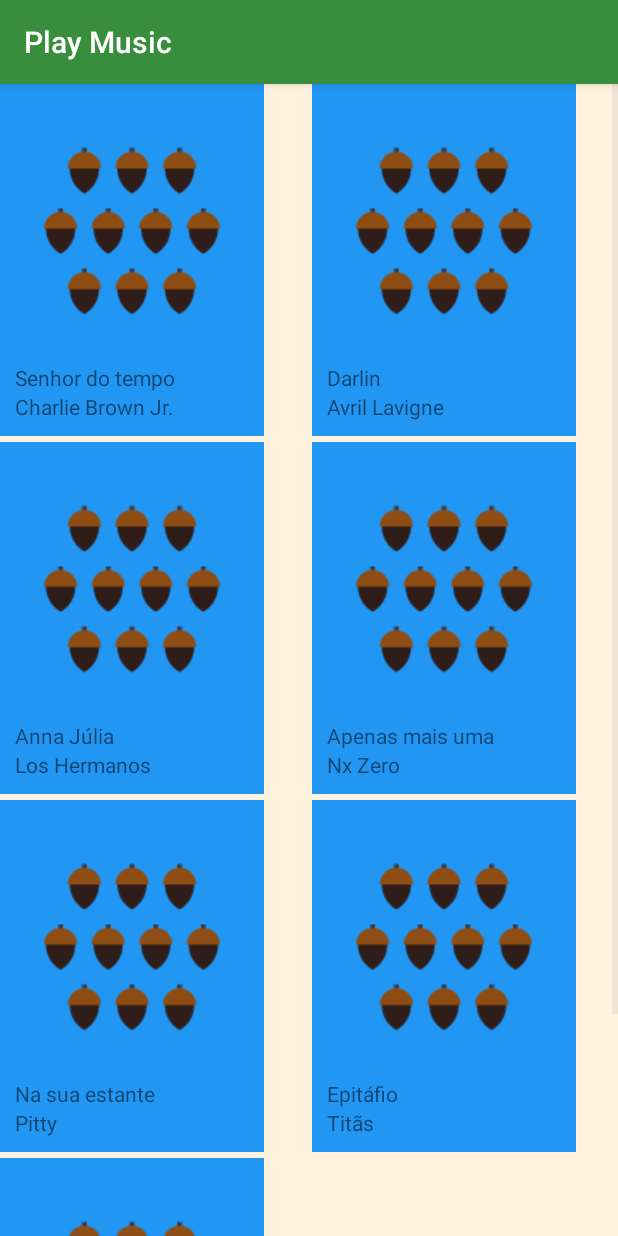
After one commit to rodrigoaalmeida/PayEstruturaProjeto, an Android app: the AlbunActivity screen opened directly, with no data from a screen before it, on a phone screen of 412 x 824 dp. The commit adds this screen. Run offline under Robolectric (Android 15) with nearby library versions, the phone set to English and light mode, and no system bars.

Commit message:
Botoes main funcionando

```diff
--- a/app/src/main/AndroidManifest.xml
+++ b/app/src/main/AndroidManifest.xml
@@ -16,7 +16,10 @@
                 <category android:name="android.intent.category.LAUNCHER" />
             </intent-filter>
         </activity>
-        <activity android:name=".MusicActivity"></activity>
+        <activity android:name=".MusicActivity" />
+        <activity android:name=".AlbunActivity" />
+        <activity android:name=".ArtistActivity" />
+        <activity android:name=".PlayMusicActivity"></activity>
     </application>
 
 </manifest>
--- /dev/null
+++ b/app/src/main/java/com/example/rodri/playestruturaprojeto/AlbunActivity.java
@@ -0,0 +1,32 @@
+package com.example.rodri.playestruturaprojeto;
+
+import android.support.v7.app.AppCompatActivity;
+import android.os.Bundle;
+import android.widget.GridView;
+import android.widget.ListView;
+
+import java.util.ArrayList;
+
+public class AlbunActivity extends AppCompatActivity {
+
+    @Override
+    protected void onCreate(Bundle savedInstanceState) {
+        super.onCreate(savedInstanceState);
+        setContentView(R.layout.activity_artist);
+
+        ArrayList<Music> albunList = new ArrayList<>();
+        albunList.add(new Music(R.drawable.number_ten, "Senhor do tempo", "Charlie Brown Jr."));
+        albunList.add(new Music(R.drawable.number_ten, "Darlin", "Avril Lavigne"));
+        albunList.add(new Music(R.drawable.number_ten, "Anna Júlia", "Los Hermanos"));
+        albunList.add(new Music(R.drawable.number_ten, "Apenas mais uma", "Nx Zero"));
+        albunList.add(new Music(R.drawable.number_ten, "Na sua estante", "Pitty"));
+        albunList.add(new Music(R.drawable.number_ten, "Epitáfio", "Titãs"));
+        albunList.add(new Music(R.drawable.number_ten, "O tempo não pára", "Cazuza"));
+
+        GridAdapter adapter = new GridAdapter(this, albunList);
+
+        GridView gridView = findViewById(R.id.grid_view);
+
+        gridView.setAdapter(adapter);
+    }
+}
--- /dev/null
+++ b/app/src/main/java/com/example/rodri/playestruturaprojeto/GridAdapter.java
@@ -0,0 +1,41 @@
+package com.example.rodri.playestruturaprojeto;
+
+import android.content.Context;
+import android.view.LayoutInflater;
+import android.view.View;
+import android.view.ViewGroup;
+import android.widget.ArrayAdapter;
+import android.widget.ImageView;
+import android.widget.TextView;
+
+import java.util.List;
+
+public class GridAdapter extends ArrayAdapter<Music> {
+
+    public GridAdapter(Context context, List<Music> musicList) {
+        super(context, 0, musicList);
+    }
+
+
+    @Override
+    public View getView(int position, View convertView, ViewGroup parent) {
+
+        View listViewItem = convertView;
+        if (listViewItem == null){
+            listViewItem = LayoutInflater.from(getContext()).inflate(R.layout.activity_albun, parent, false);
+        }
+
+        Music atualMusic = getItem(position);
+
+        ImageView musicImage = listViewItem.findViewById(R.id.image_grid);
+        musicImage.setImageResource(atualMusic.getImageMusicId());
+
+        TextView nameMusic = listViewItem.findViewById(R.id.name_grid);
+        nameMusic.setText(atualMusic.getNameMusic());
+
+        TextView nameArtist = listViewItem.findViewById(R.id.grid_name_artist);
+        nameArtist.setText(atualMusic.getNameArtist());
+
+        return listViewItem;
+    }
+}
--- /dev/null
+++ b/app/src/main/res/layout/activity_albun.xml
@@ -0,0 +1,28 @@
+<?xml version="1.0" encoding="utf-8"?>
+<LinearLayout
+    xmlns:android="http://schemas.android.com/apk/res/android"
+    xmlns:tools="http://schemas.android.com/tools"
+    android:layout_width="176dp"
+    android:layout_height="wrap_content"
+    android:orientation="vertical"
+    android:padding="10dp"
+    android:background="@color/colorAccent"
+    tools:context=".AlbunActivity">
+
+    <ImageView
+        android:id="@+id/image_grid"
+        android:layout_width="match_parent"
+        android:layout_height="wrap_content"
+        android:src="@drawable/number_ten"/>
+
+    <TextView
+        android:id="@+id/name_grid"
+        tools:text="O nome da flor"
+        android:layout_width="match_parent"
+        android:layout_height="wrap_content" />
+    <TextView
+        android:id="@+id/grid_name_artist"
+        tools:text="Vera Verão"
+        android:layout_width="match_parent"
+        android:layout_height="wrap_content" />
+</LinearLayout>
--- /dev/null
+++ b/app/src/main/res/layout/activity_artist.xml
@@ -0,0 +1,11 @@
+<?xml version="1.0" encoding="utf-8"?>
+<GridView
+    xmlns:android="http://schemas.android.com/apk/res/android"
+    xmlns:tools="http://schemas.android.com/tools"
+    android:layout_width="match_parent"
+    android:layout_height="match_parent"
+    android:numColumns="2"
+    android:horizontalSpacing="@dimen/text_margin_main"
+    android:verticalSpacing="@dimen/text_margin_main"
+    android:background="@color/color_background_main"
+    android:id="@+id/grid_view"/>
--- a/app/src/main/res/values/colors.xml
+++ b/app/src/main/res/values/colors.xml
@@ -3,7 +3,7 @@
     <color name="colorPrimary">#388e3c</color>
     <color name="colorPrimaryDark">#00600f</color>
     <color name="colorAccent">#2196f3</color>
-    <color name="color_background_main">#e0e0e0</color>
+    <color name="color_background_main">#FFF3E0</color>
     <color name="color_text_options_main">#050e74</color>
     <color name="color_option_music">#2196f3</color>
     <color name="color_option_albun">#ff6090</color>
```
Also changed, not shown: app/src/main/java/com/example/rodri/playestruturaprojeto/ArtistActivity.java (added, +31 -0 lines), app/src/main/java/com/example/rodri/playestruturaprojeto/MainActivity.java (+24 -0 lines), app/src/main/java/com/example/rodri/playestruturaprojeto/PlayMusicActivity.java (added, +13 -0 lines), app/src/main/res/layout/activity_play_music.xml (added, +44 -0 lines), app/src/main/res/drawable/baseline_play_arrow_black_48.png (added), app/src/main/res/drawable/baseline_skip_next_black_48.png (added), app/src/main/res/drawable/baseline_skip_previous_black_48.png (added), app/src/main/res/drawable/number_ten.png (added).
